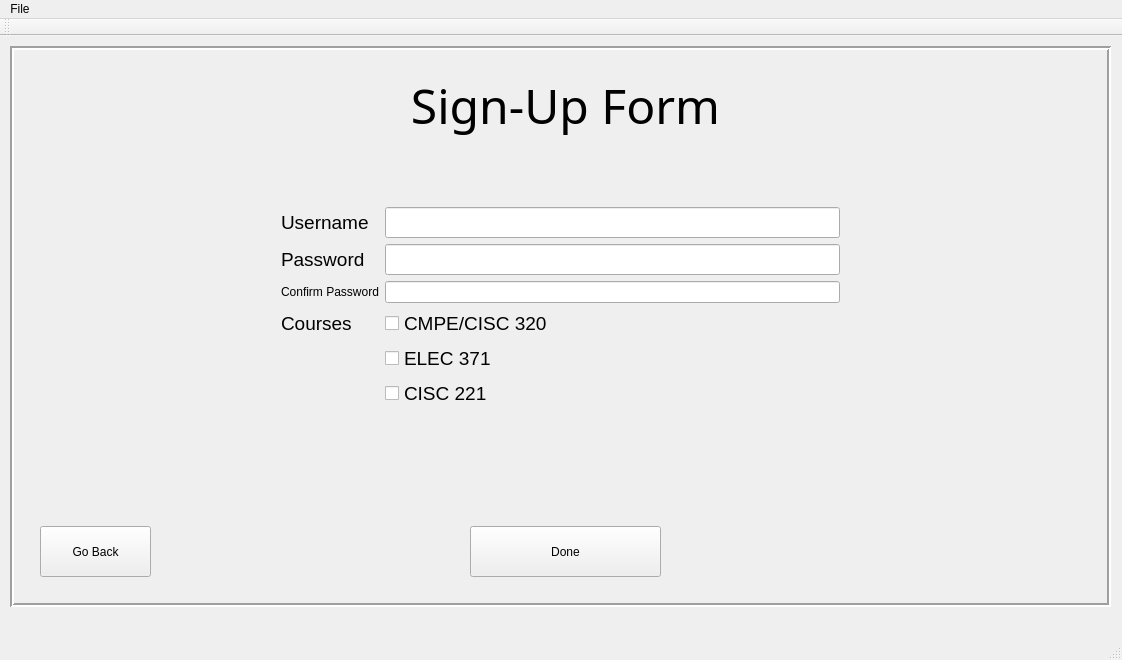
Before: the Qt Designer form GUIProject/QtGUI/mainwindow.ui in johan1252/QNoteGet, drawn with Qt 5.
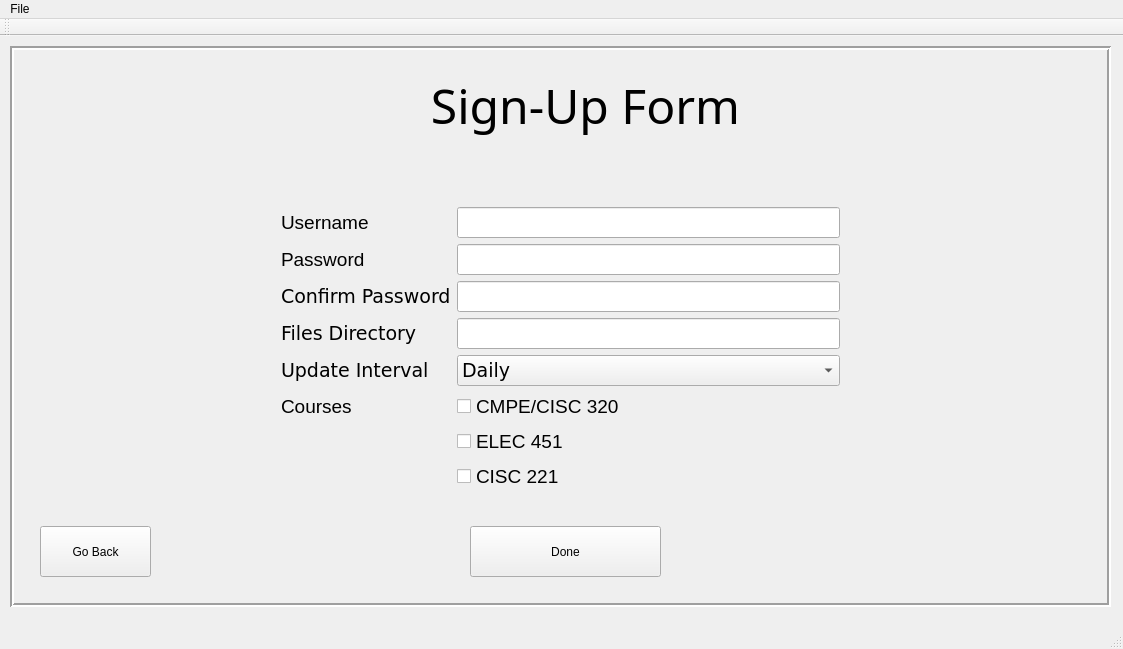
After: the same form once the commit is applied. The open tabs and pages were chosen to show the change. Icons and pictures are not drawn.

Commit message: TSI-94 Fixed window sizing, button layouts, added file path and update interval, and sign up form error checking

```diff
--- a/GUIProject/QtGUI/mainwindow.ui
+++ b/GUIProject/QtGUI/mainwindow.ui
@@ -6,8 +6,8 @@
    <rect>
     <x>0</x>
     <y>0</y>
-    <width>1122</width>
-    <height>660</height>
+    <width>1123</width>
+    <height>649</height>
    </rect>
   </property>
   <property name="sizePolicy">
@@ -16,6 +16,18 @@
     <verstretch>0</verstretch>
    </sizepolicy>
   </property>
+  <property name="minimumSize">
+   <size>
+    <width>1123</width>
+    <height>649</height>
+   </size>
+  </property>
+  <property name="maximumSize">
+   <size>
+    <width>1123</width>
+    <height>649</height>
+   </size>
+  </property>
   <property name="focusPolicy">
    <enum>Qt::NoFocus</enum>
   </property>
@@ -254,7 +266,7 @@
       <widget class="QLabel" name="label_4">
        <property name="geometry">
         <rect>
-         <x>230</x>
+         <x>250</x>
          <y>0</y>
          <width>651</width>
          <height>118</height>
@@ -304,7 +316,7 @@
          <x>260</x>
          <y>150</y>
          <width>581</width>
-         <height>281</height>
+         <height>306</height>
         </rect>
        </property>
        <layout class="QFormLayout" name="formLayout">
@@ -351,48 +363,129 @@
             <pointsize>14</pointsize>
            </font>
           </property>
+          <property name="echoMode">
+           <enum>QLineEdit::Password</enum>
+          </property>
+         </widget>
+        </item>
+        <item row="5" column="0">
+         <widget class="QLabel" name="confirmPasswordLabal">
+          <property name="font">
+           <font>
+            <family>DejaVu Sans</family>
+            <pointsize>14</pointsize>
+           </font>
+          </property>
+          <property name="text">
+           <string>Confirm Password</string>
+          </property>
+          <property name="margin">
+           <number>0</number>
+          </property>
+         </widget>
+        </item>
+        <item row="5" column="1">
+         <widget class="QLineEdit" name="lineEdit_confirmPassword">
+          <property name="font">
+           <font>
+            <family>DejaVu Sans</family>
+            <pointsize>14</pointsize>
+           </font>
+          </property>
+          <property name="echoMode">
+           <enum>QLineEdit::Password</enum>
+          </property>
          </widget>
         </item>
         <item row="6" column="0">
          <widget class="QLabel" name="label_6">
           <property name="font">
            <font>
+            <family>DejaVu Sans</family>
             <pointsize>14</pointsize>
            </font>
           </property>
           <property name="text">
-           <string>Courses</string>
-          </property>
-          <property name="margin">
-           <number>0</number>
+           <string>Files Directory</string>
           </property>
          </widget>
         </item>
         <item row="6" column="1">
-         <widget class="QCheckBox" name="checkBox_cisc320">
+         <widget class="QLineEdit" name="lineEdit_fileDirectory">
           <property name="font">
            <font>
+            <family>DejaVu Sans</family>
+            <pointsize>14</pointsize>
+           </font>
+          </property>
+         </widget>
+        </item>
+        <item row="7" column="0">
+         <widget class="QLabel" name="updateIntervalLabel">
+          <property name="font">
+           <font>
+            <family>DejaVu Sans</family>
             <pointsize>14</pointsize>
            </font>
           </property>
           <property name="text">
-           <string>CMPE/CISC 320</string>
+           <string>Update Interval</string>
           </property>
          </widget>
         </item>
         <item row="7" column="1">
-         <widget class="QCheckBox" name="checkBox_elec371">
+         <widget class="QComboBox" name="updateIntervalComboBox">
+          <property name="font">
+           <font>
+            <family>DejaVu Sans</family>
+            <pointsize>14</pointsize>
+           </font>
+          </property>
+          <item>
+           <property name="text">
+            <string>Daily</string>
+           </property>
+          </item>
+          <item>
+           <property name="text">
+            <string>Weekly</string>
+           </property>
+          </item>
+          <item>
+           <property name="text">
+            <string>Bi-Weekly</string>
+           </property>
+          </item>
+         </widget>
+        </item>
+        <item row="8" column="0">
+         <widget class="QLabel" name="coursesLabel">
           <property name="font">
            <font>
             <pointsize>14</pointsize>
            </font>
           </property>
           <property name="text">
-           <string>ELEC 371</string>
+           <string>Courses</string>
+          </property>
+          <property name="margin">
+           <number>0</number>
           </property>
          </widget>
         </item>
         <item row="8" column="1">
+         <widget class="QCheckBox" name="checkBox_cisc320">
+          <property name="font">
+           <font>
+            <pointsize>14</pointsize>
+           </font>
+          </property>
+          <property name="text">
+           <string>CMPE/CISC 320</string>
+          </property>
+         </widget>
+        </item>
+        <item row="10" column="1">
          <widget class="QCheckBox" name="checkBox_cisc221">
           <property name="font">
            <font>
@@ -404,16 +497,15 @@
           </property>
          </widget>
         </item>
-        <item row="5" column="1">
-         <widget class="QLineEdit" name="lineEdit_confirmPassword"/>
-        </item>
-        <item row="5" column="0">
-         <widget class="QLabel" name="label_11">
-          <property name="text">
-           <string>Confirm Password</string>
+        <item row="9" column="1">
+         <widget class="QCheckBox" name="checkBox_elec451">
+          <property name="font">
+           <font>
+            <pointsize>14</pointsize>
+           </font>
           </property>
-          <property name="margin">
-           <number>0</number>
+          <property name="text">
+           <string>ELEC 451</string>
           </property>
          </widget>
         </item>
@@ -1450,8 +1542,8 @@
     <rect>
      <x>0</x>
      <y>0</y>
-     <width>1122</width>
-     <height>22</height>
+     <width>1123</width>
+     <height>21</height>
     </rect>
    </property>
    <widget class="QMenu" name="menuFile">
```
Left out of the diff: 139 changed lines with no effect on the pictures. The commit also changes 2 other files.
